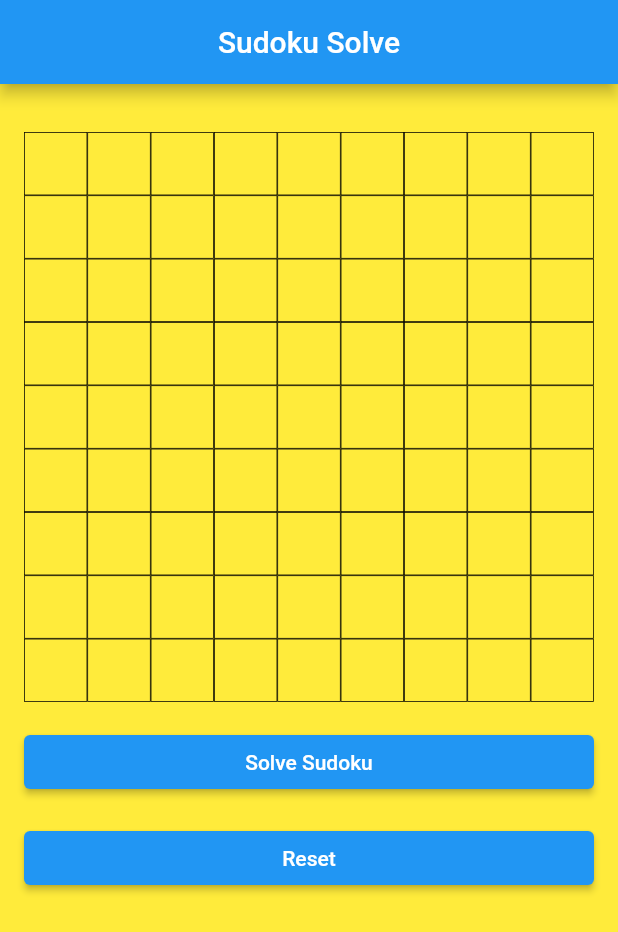
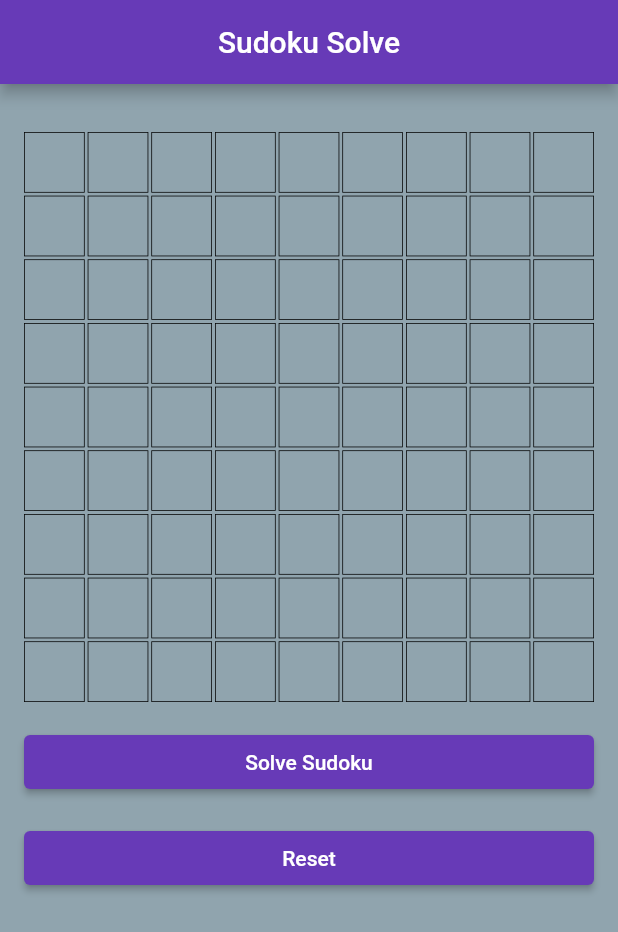
Before and after one commit to cyprianbrzezinski/sudoku, a Flutter app: the screen it shows after launch, on a phone screen of 412 x 824 dp. Shown: the top 932 px of the screen. Run offline on Flutter 3.47's test engine with Material 2 defaults, Android fonts, the phone set to English and light mode, and no system bars.

Commit message:
change color user

```diff
--- a/lib/main.dart
+++ b/lib/main.dart
@@ -13,7 +13,7 @@ class MyApp extends StatelessWidget {
       debugShowCheckedModeBanner: false,
       title: 'Sudoku ',
       theme: ThemeData(
-        primarySwatch: Colors.blue,
+        primarySwatch: Colors.deepPurple,
       ),
       home: const SudokuGame(),
     );
@@ -33,12 +33,18 @@ class _SudokuGameState extends State<SudokuGame> {
     (_) => List.filled(9, 0),
   );
 
-
   List<List<TextEditingController>> controllers = List.generate(
     9,
     (_) => List.generate(9, (_) => TextEditingController()),
   );
 
+  void setTextColor(Color red) {
+    for (var i = 0; i < controllers.length; i++) {
+      for (var j = 0; j < controllers[i].length; j++) {
+        controllers[i][j].text = toString();
+      }
+    }
+  }
 
   void generateBoard() {
     for (int row = 0; row < 9; row++) {
@@ -48,8 +54,6 @@ class _SudokuGameState extends State<SudokuGame> {
         controllers[row][col].text = value.toString();
       }
     }
-
-
   }
 
   bool solveSudoku() {
@@ -131,7 +135,7 @@ class _SudokuGameState extends State<SudokuGame> {
  @override
 Widget build(BuildContext context) {
   return Scaffold(
-      backgroundColor: Colors.yellow,
+    backgroundColor: Colors.blueGrey[300],
     appBar: AppBar(
       title: const Text('Sudoku Solve'),
       centerTitle: true,
@@ -140,14 +144,33 @@ class _SudokuGameState extends State<SudokuGame> {
       padding: const EdgeInsets.all(16.0),
       child: ListView(
         children: [
+          const SizedBox(height: 16.0),
+          GridView.builder(
+            shrinkWrap: true,
+            gridDelegate: const SliverGridDelegateWithFixedCrossAxisCount(
+              crossAxisCount: 3,
+              mainAxisSpacing: 2.0,
+              crossAxisSpacing: 2.0,
+            ),
+            itemBuilder: (BuildContext context, int index) {
+              final rowStart = (index ~/ 3) * 3;
+              final colStart = (index % 3) * 3;
 
-            const SizedBox(height: 16.0),
-            GridView.count(
-              crossAxisCount: 9,
+              return GridView.builder(
                 shrinkWrap: true,
-              children: List.generate(81, (index) {
-                final row = index ~/ 9;
-                final col = index % 9;
+                physics: const NeverScrollableScrollPhysics(),
+                gridDelegate: const SliverGridDelegateWithFixedCrossAxisCount(
+                  crossAxisCount: 3,
+                  mainAxisSpacing: 2.0,
+                  crossAxisSpacing: 2.0,
+                ),
+                itemBuilder: (BuildContext context, int index) {
+                  final row = rowStart + (index ~/ 3);
+                  final col = colStart + (index % 3);
+
+                  // Utwórz kontroler tekstowy dla każdego pola
+                  final controller = controllers[row][col];
+
                   return Container(
                     decoration: BoxDecoration(
                       border: Border.all(
@@ -157,22 +180,40 @@ class _SudokuGameState extends State<SudokuGame> {
                     ),
                     child: Center(
                       child: TextFormField(
-                      controller: controllers[row][col],
+                        controller: controller,
                         keyboardType: TextInputType.number,
                         onChanged: (value) {
+                          int enteredValue = int.tryParse(value) ?? 0;
+
+                          if (enteredValue >= 1 && enteredValue <= 9) {
                             // Aktualizuj wartość w tablicy planszy
-                        board[row][col] = int.tryParse(value) ?? 0;
+                            setState(() {
+                              board[row][col] = enteredValue;
+                            });
+                          } else {
+                            // Zeruj wartość w tablicy planszy, jeśli wartość jest niepoprawna
+                            setState(() {
+                              board[row][col] = 0;
+                            });
+                          }
                         },
                         decoration: const InputDecoration(
                           border: InputBorder.none,
                         ),
-                      style: const TextStyle(
+                        style: TextStyle(
                           fontSize: 20.0,
+                          color: (board[row][col] >= 1 && board[row][col] <= 9)
+                              ? Colors.yellowAccent // Ustaw kolor tekstu na czerwony, jeśli wartość jest z zakresu od 1 do 9
+                              : Colors.red, // W przeciwnym razie ustaw domyślny kolor tekstu (czarny)
                         ),
                       ),
                     ),
                   );
-              }),
+                },
+                itemCount: 9,
+              );
+            },
+            itemCount: 9,
           ),
           const SizedBox(height: 16.0),
           ElevatedButton(
@@ -192,5 +233,4 @@ class _SudokuGameState extends State<SudokuGame> {
       ),
     ),
   );
-  }
-}
+}}
```
Lines whose indentation alone changed are shown as unchanged.
